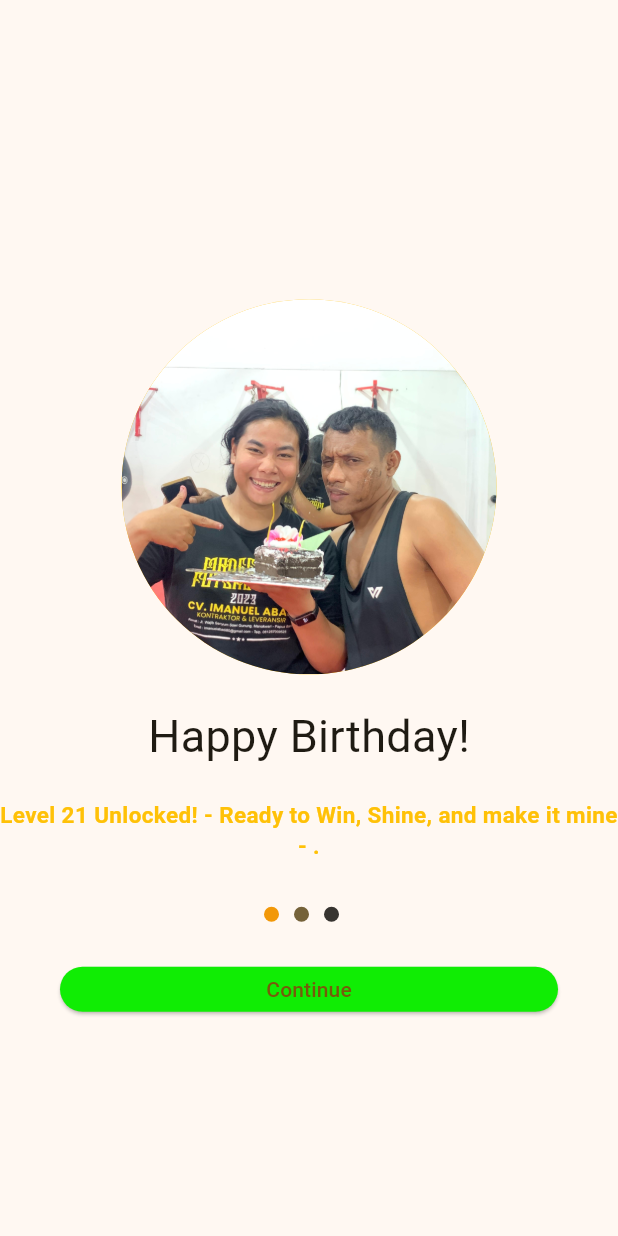
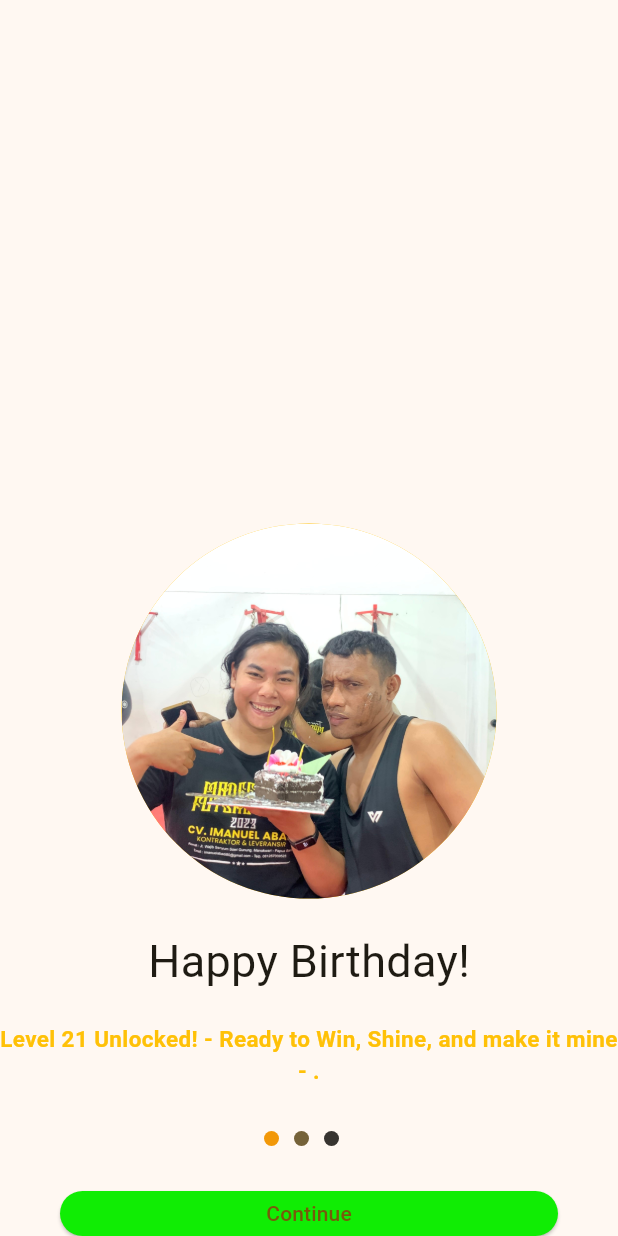
Before and after one commit to sellwia/KB1179-1122140124-UTS, a Flutter app: the screen it shows after launch, on a phone screen of 412 x 824 dp. Run offline on Flutter 3.47's test engine with Material 3 defaults, Android fonts, the phone set to English and light mode, and no system bars.

Commit message:
menambahkan spacer dan Screen 1 selesai

```diff
--- a/lib/screen/splash_screen_1.dart
+++ b/lib/screen/splash_screen_1.dart
@@ -11,7 +11,8 @@ class SplashScreen1 extends StatelessWidget {
           mainAxisAlignment: MainAxisAlignment.center, // vertikal tengah
           crossAxisAlignment: CrossAxisAlignment.center, // horizontal tengah
             children: [
-            SizedBox(height:50),
+            Spacer(),
+            SizedBox(height:70),
             Container (
             width : 250,
             height : 250,
```
